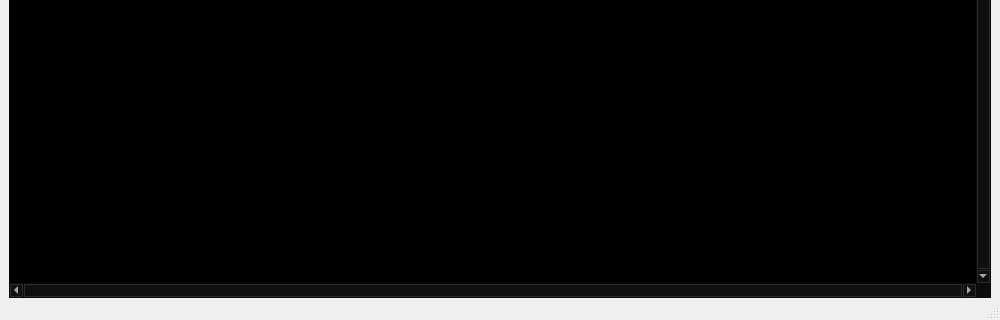
The window that mainwindow.ui (shezik/espnut-updater) describes before a commit, drawn with Qt 5; both pictures show x 0 to 1000 and y 255 to 575 of the 1000 by 575 pixel window.
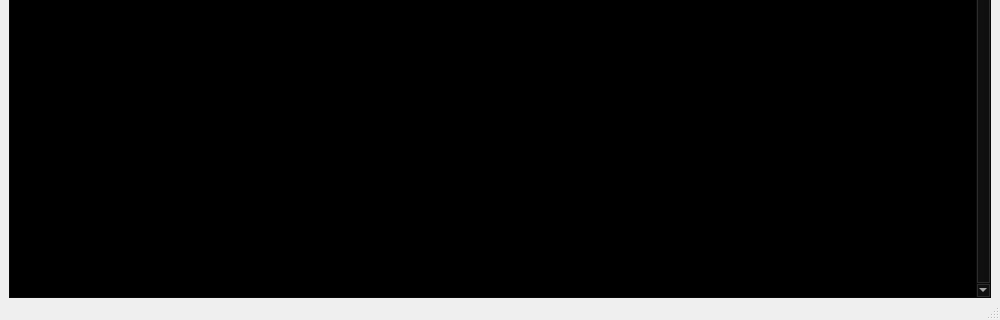
The same window after the commit.

Commit message: Hide horizontal scroll bar by default

```diff
--- a/mainwindow.ui
+++ b/mainwindow.ui
@@ -846,7 +846,7 @@
        <enum>Qt::ScrollBarAlwaysOn</enum>
       </property>
       <property name="horizontalScrollBarPolicy">
-       <enum>Qt::ScrollBarAlwaysOn</enum>
+       <enum>Qt::ScrollBarAsNeeded</enum>
       </property>
       <property name="lineWrapMode">
        <enum>QPlainTextEdit::NoWrap</enum>
```
The commit also changes 1 other file.
